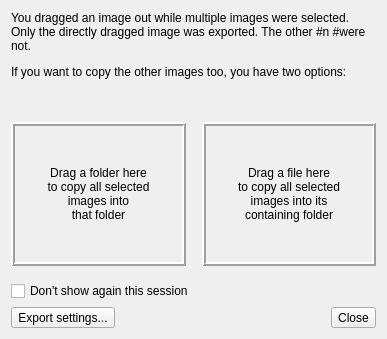
First picture: the form in src/dlg/MultiDragDialog.ui, repository wagenadl/photohoard, before the edit.
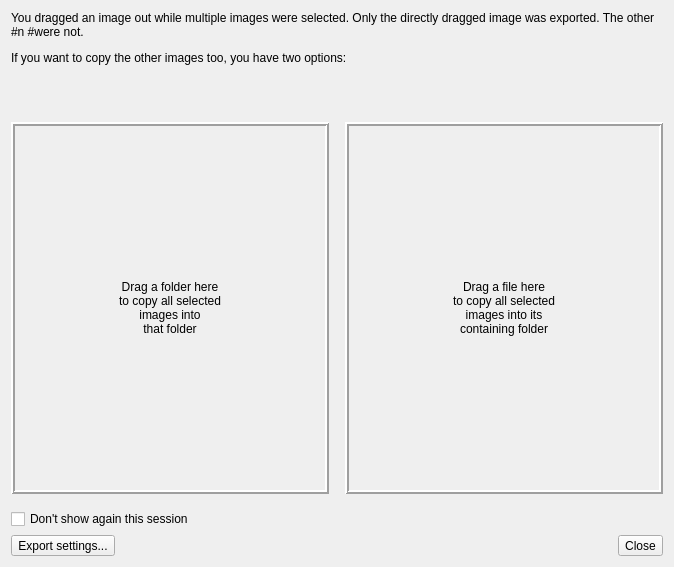
Second picture: the form after the edit. Custom widgets are drawn as their Qt base class.

The edit to the form file:
```diff
--- a/src/dlg/MultiDragDialog.ui
+++ b/src/dlg/MultiDragDialog.ui
@@ -6,8 +6,8 @@
    <rect>
     <x>0</x>
     <y>0</y>
-    <width>387</width>
-    <height>339</height>
+    <width>674</width>
+    <height>567</height>
    </rect>
   </property>
   <property name="sizePolicy">
@@ -43,6 +43,12 @@
       </property>
       <item>
        <widget class="QLabel" name="label">
+        <property name="sizePolicy">
+         <sizepolicy hsizetype="Preferred" vsizetype="Minimum">
+          <horstretch>0</horstretch>
+          <verstretch>0</verstretch>
+         </sizepolicy>
+        </property>
         <property name="text">
          <string>&lt;html&gt;&lt;head/&gt;&lt;body&gt;&lt;p&gt;You dragged an image out while multiple images were selected. Only the directly dragged image was exported. The other #n #were not.&lt;/p&gt;&lt;p&gt;If you want to copy the other images too, you have two options:&lt;/p&gt;&lt;/body&gt;&lt;/html&gt;</string>
         </property>
@@ -84,7 +90,7 @@
       <item>
        <widget class="DropFrame" name="dropParentFolder">
         <property name="sizePolicy">
-         <sizepolicy hsizetype="Preferred" vsizetype="Preferred">
+         <sizepolicy hsizetype="Preferred" vsizetype="Minimum">
           <horstretch>0</horstretch>
           <verstretch>0</verstretch>
          </sizepolicy>
@@ -127,7 +133,7 @@
       <item>
        <widget class="DropFrame" name="dropSibling">
         <property name="sizePolicy">
-         <sizepolicy hsizetype="Preferred" vsizetype="Preferred">
+         <sizepolicy hsizetype="Preferred" vsizetype="Minimum">
           <horstretch>0</horstretch>
           <verstretch>0</verstretch>
          </sizepolicy>
```
Left out of the diff: 22 changed lines with no effect on the pictures.
